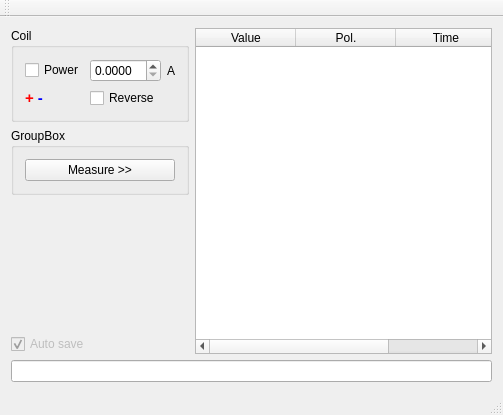
mBr001/hall, file src/mainwindow.ui: the form before one commit.
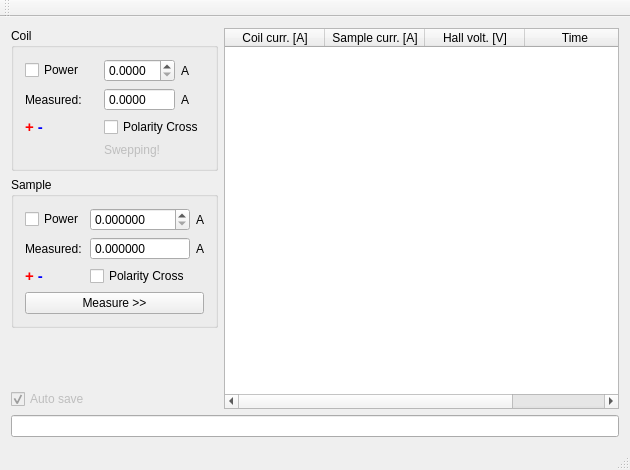
The form after the commit.

Commit message: Tweak GUI add missing elements, tweak naming

```diff
--- a/src/mainwindow.ui
+++ b/src/mainwindow.ui
@@ -6,8 +6,8 @@
    <rect>
     <x>0</x>
     <y>0</y>
-    <width>503</width>
-    <height>415</height>
+    <width>630</width>
+    <height>470</height>
    </rect>
   </property>
   <property name="windowTitle">
@@ -35,7 +35,7 @@
          </property>
         </widget>
        </item>
-       <item row="1" column="0">
+       <item row="2" column="0">
         <widget class="QLabel" name="polarityLabel">
          <property name="text">
           <string>&lt;!DOCTYPE HTML PUBLIC &quot;-//W3C//DTD HTML 4.0//EN&quot; &quot;http://www.w3.org/TR/REC-html40/strict.dtd&quot;&gt;
@@ -46,10 +46,10 @@
          </property>
         </widget>
        </item>
-       <item row="1" column="2" colspan="2">
-        <widget class="QCheckBox" name="polarityCheckBox">
+       <item row="2" column="2" colspan="2">
+        <widget class="QCheckBox" name="coilPolCrossCheckBox">
          <property name="text">
-          <string>Reverse</string>
+          <string>Polarity Cross</string>
          </property>
         </widget>
        </item>
@@ -60,6 +60,43 @@
          </property>
         </widget>
        </item>
+       <item row="1" column="0">
+        <widget class="QLabel" name="label_6">
+         <property name="text">
+          <string>Measured:</string>
+         </property>
+        </widget>
+       </item>
+       <item row="1" column="2">
+        <widget class="QDoubleSpinBox" name="coilCurrMeasDoubleSpinBox">
+         <property name="readOnly">
+          <bool>true</bool>
+         </property>
+         <property name="buttonSymbols">
+          <enum>QAbstractSpinBox::NoButtons</enum>
+         </property>
+         <property name="decimals">
+          <number>4</number>
+         </property>
+        </widget>
+       </item>
+       <item row="1" column="3">
+        <widget class="QLabel" name="label_8">
+         <property name="text">
+          <string>A</string>
+         </property>
+        </widget>
+       </item>
+       <item row="3" column="2">
+        <widget class="QLabel" name="label_2">
+         <property name="enabled">
+          <bool>false</bool>
+         </property>
+         <property name="text">
+          <string>Swepping!</string>
+         </property>
+        </widget>
+       </item>
       </layout>
      </widget>
     </item>
@@ -70,12 +107,17 @@
       </attribute>
       <column>
        <property name="text">
-        <string>Value</string>
+        <string>Coil curr. [A]</string>
        </property>
       </column>
       <column>
        <property name="text">
-        <string>Pol.</string>
+        <string>Sample curr. [A]</string>
+       </property>
+      </column>
+      <column>
+       <property name="text">
+        <string>Hall volt. [V]</string>
        </property>
       </column>
       <column>
@@ -101,16 +143,82 @@
     <item row="2" column="0">
      <widget class="QGroupBox" name="groupBox_2">
       <property name="title">
-       <string>GroupBox</string>
+       <string>Sample</string>
       </property>
       <layout class="QGridLayout" name="gridLayout_3">
-       <item row="0" column="0">
+       <item row="3" column="0" colspan="3">
         <widget class="QPushButton" name="measurePushButton">
          <property name="text">
           <string>Measure &gt;&gt;</string>
          </property>
         </widget>
        </item>
+       <item row="0" column="1">
+        <widget class="QDoubleSpinBox" name="sampleCurrDoubleSpinBox">
+         <property name="decimals">
+          <number>6</number>
+         </property>
+        </widget>
+       </item>
+       <item row="2" column="0">
+        <widget class="QLabel" name="label_4">
+         <property name="text">
+          <string>&lt;!DOCTYPE HTML PUBLIC &quot;-//W3C//DTD HTML 4.0//EN&quot; &quot;http://www.w3.org/TR/REC-html40/strict.dtd&quot;&gt;
+&lt;html&gt;&lt;head&gt;&lt;meta name=&quot;qrichtext&quot; content=&quot;1&quot; /&gt;&lt;style type=&quot;text/css&quot;&gt;
+p, li { white-space: pre-wrap; }
+&lt;/style&gt;&lt;/head&gt;&lt;body style=&quot; font-family:'Cantarell'; font-size:11pt; font-weight:400; font-style:normal;&quot;&gt;
+&lt;p style=&quot; margin-top:0px; margin-bottom:0px; margin-left:0px; margin-right:0px; -qt-block-indent:0; text-indent:0px;&quot;&gt;&lt;span style=&quot; font-weight:600; color:#ff0000;&quot;&gt;+&lt;/span&gt;&lt;span style=&quot; font-weight:600;&quot;&gt; &lt;/span&gt;&lt;span style=&quot; font-weight:600; color:#0000ff;&quot;&gt;-&lt;/span&gt;&lt;/p&gt;&lt;/body&gt;&lt;/html&gt;</string>
+         </property>
+        </widget>
+       </item>
+       <item row="2" column="1">
+        <widget class="QCheckBox" name="samplePolCrossCheckBox">
+         <property name="text">
+          <string>Polarity Cross</string>
+         </property>
+        </widget>
+       </item>
+       <item row="0" column="0">
+        <widget class="QCheckBox" name="samplePowerCheckBox">
+         <property name="text">
+          <string>Power</string>
+         </property>
+        </widget>
+       </item>
+       <item row="0" column="2">
+        <widget class="QLabel" name="label_3">
+         <property name="text">
+          <string>A</string>
+         </property>
+        </widget>
+       </item>
+       <item row="1" column="0">
+        <widget class="QLabel" name="label_5">
+         <property name="text">
+          <string>Measured:</string>
+         </property>
+        </widget>
+       </item>
+       <item row="1" column="1">
+        <widget class="QDoubleSpinBox" name="sampleCurrMeasDoubleSpinBox">
+         <property name="readOnly">
+          <bool>true</bool>
+         </property>
+         <property name="buttonSymbols">
+          <enum>QAbstractSpinBox::NoButtons</enum>
+         </property>
+         <property name="decimals">
+          <number>6</number>
+         </property>
+        </widget>
+       </item>
+       <item row="1" column="2">
+        <widget class="QLabel" name="label_7">
+         <property name="text">
+          <string>A</string>
+         </property>
+        </widget>
+       </item>
       </layout>
      </widget>
     </item>
```
Left out of the diff: 18 changed lines with no effect on the pictures. The commit also changes 6 other files.
